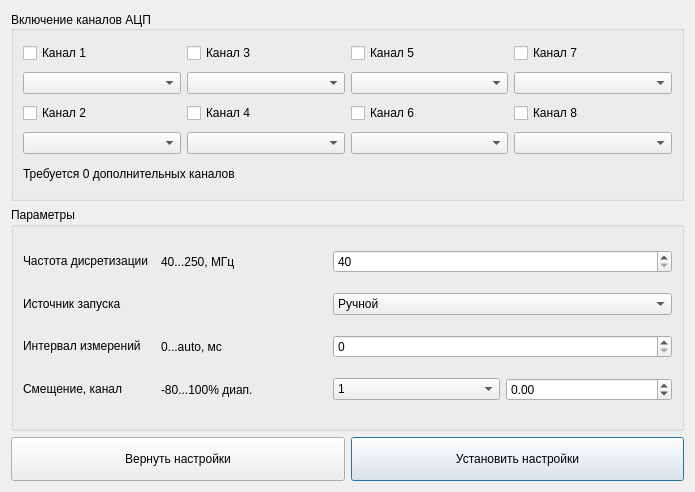
The window that ui/ADC/ADCUIDesign.ui (AVSidorov/FT2SXR) describes before a commit, drawn with Qt 5.
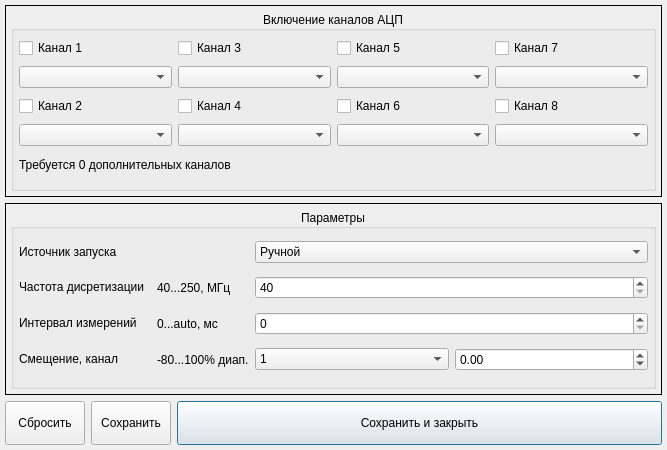
The same window after the commit. Icons and pictures are not drawn.

Commit message: new UI for devices; save and close button for devices.

```diff
--- a/ui/ADC/ADCUIDesign.ui
+++ b/ui/ADC/ADCUIDesign.ui
@@ -12,8 +12,8 @@
    <rect>
     <x>0</x>
     <y>0</y>
-    <width>695</width>
-    <height>492</height>
+    <width>667</width>
+    <height>450</height>
    </rect>
   </property>
   <property name="sizePolicy">
@@ -35,10 +35,40 @@
    <bool>false</bool>
   </property>
   <layout class="QGridLayout" name="gridLayout_3">
-   <item row="0" column="0" colspan="2">
+   <property name="leftMargin">
+    <number>5</number>
+   </property>
+   <property name="topMargin">
+    <number>5</number>
+   </property>
+   <property name="rightMargin">
+    <number>5</number>
+   </property>
+   <property name="bottomMargin">
+    <number>5</number>
+   </property>
+   <item row="0" column="0" colspan="3">
+    <layout class="QVBoxLayout" name="verticalLayout_3">
+     <item>
+      <widget class="QFrame" name="frame">
+       <property name="frameShape">
+        <enum>QFrame::Box</enum>
+       </property>
+       <property name="frameShadow">
+        <enum>QFrame::Plain</enum>
+       </property>
     <layout class="QVBoxLayout" name="verticalLayout">
-     <property name="sizeConstraint">
-      <enum>QLayout::SetDefaultConstraint</enum>
+        <property name="leftMargin">
+         <number>5</number>
+        </property>
+        <property name="topMargin">
+         <number>5</number>
+        </property>
+        <property name="rightMargin">
+         <number>5</number>
+        </property>
+        <property name="bottomMargin">
+         <number>5</number>
      </property>
      <item>
       <widget class="QGroupBox" name="groupBox">
@@ -48,19 +78,36 @@
          <height>190</height>
         </size>
        </property>
+          <property name="font">
+           <font>
+            <pointsize>9</pointsize>
+           </font>
+          </property>
        <property name="title">
         <string>Включение каналов АЦП</string>
        </property>
        <property name="alignment">
-        <set>Qt::AlignLeading|Qt::AlignLeft|Qt::AlignVCenter</set>
+           <set>Qt::AlignCenter</set>
        </property>
        <property name="flat">
-        <bool>false</bool>
+           <bool>true</bool>
        </property>
        <property name="checkable">
         <bool>false</bool>
        </property>
        <layout class="QGridLayout" name="gridLayout">
+           <property name="leftMargin">
+            <number>5</number>
+           </property>
+           <property name="topMargin">
+            <number>5</number>
+           </property>
+           <property name="rightMargin">
+            <number>5</number>
+           </property>
+           <property name="bottomMargin">
+            <number>5</number>
+           </property>
         <item row="6" column="0" colspan="8">
          <widget class="QLabel" name="void_label">
           <property name="maximumSize">
@@ -187,13 +234,60 @@
        </layout>
       </widget>
      </item>
+       </layout>
+      </widget>
+     </item>
+     <item>
+      <widget class="QFrame" name="frame_2">
+       <property name="frameShape">
+        <enum>QFrame::Box</enum>
+       </property>
+       <property name="frameShadow">
+        <enum>QFrame::Plain</enum>
+       </property>
+       <layout class="QVBoxLayout" name="verticalLayout_2">
+        <property name="leftMargin">
+         <number>5</number>
+        </property>
+        <property name="topMargin">
+         <number>5</number>
+        </property>
+        <property name="rightMargin">
+         <number>5</number>
+        </property>
+        <property name="bottomMargin">
+         <number>5</number>
+        </property>
      <item>
       <widget class="QGroupBox" name="groupBox_2">
+          <property name="font">
+           <font>
+            <pointsize>9</pointsize>
+           </font>
+          </property>
        <property name="title">
         <string>Параметры</string>
        </property>
+          <property name="alignment">
+           <set>Qt::AlignCenter</set>
+          </property>
+          <property name="flat">
+           <bool>true</bool>
+          </property>
        <layout class="QGridLayout" name="gridLayout_2">
-        <item row="0" column="0">
+           <property name="leftMargin">
+            <number>5</number>
+           </property>
+           <property name="topMargin">
+            <number>5</number>
+           </property>
+           <property name="rightMargin">
+            <number>5</number>
+           </property>
+           <property name="bottomMargin">
+            <number>5</number>
+           </property>
+           <item row="1" column="0">
          <widget class="QLabel" name="freq_label">
           <property name="sizePolicy">
            <sizepolicy hsizetype="Fixed" vsizetype="Fixed">
@@ -206,84 +300,7 @@
           </property>
          </widget>
         </item>
-        <item row="0" column="2" colspan="2">
-         <widget class="QSpinBox" name="freq_spinBox">
-          <property name="minimum">
-           <number>40</number>
-          </property>
-          <property name="maximum">
-           <number>250</number>
-          </property>
-          <property name="value">
-           <number>40</number>
-          </property>
-         </widget>
-        </item>
-        <item row="1" column="0">
-         <widget class="QLabel" name="source_label">
-          <property name="sizePolicy">
-           <sizepolicy hsizetype="Fixed" vsizetype="Fixed">
-            <horstretch>0</horstretch>
-            <verstretch>0</verstretch>
-           </sizepolicy>
-          </property>
-          <property name="text">
-           <string>Источник запуска</string>
-          </property>
-         </widget>
-        </item>
-        <item row="3" column="0">
-         <widget class="QLabel" name="bias1_label">
-          <property name="sizePolicy">
-           <sizepolicy hsizetype="Fixed" vsizetype="Fixed">
-            <horstretch>0</horstretch>
-            <verstretch>0</verstretch>
-           </sizepolicy>
-          </property>
-          <property name="text">
-           <string>Смещение, канал</string>
-          </property>
-         </widget>
-        </item>
-        <item row="0" column="1">
-         <widget class="QLabel" name="freq_val_label">
-          <property name="text">
-           <string>40...250, МГц</string>
-          </property>
-         </widget>
-        </item>
-        <item row="3" column="1">
-         <widget class="QLabel" name="bias_val_label">
-          <property name="text">
-           <string>-80...100% диап.</string>
-          </property>
-         </widget>
-        </item>
-        <item row="1" column="2" colspan="2">
-         <widget class="QComboBox" name="source_comboBox">
-          <item>
-           <property name="text">
-            <string>Ручной</string>
-           </property>
-          </item>
-          <item>
-           <property name="text">
-            <string>Триггер</string>
-           </property>
-          </item>
-          <item>
-           <property name="text">
-            <string>Периодический ручной</string>
-           </property>
-          </item>
-          <item>
-           <property name="text">
-            <string>Периодический триггер</string>
-           </property>
-          </item>
-         </widget>
-        </item>
-        <item row="3" column="3">
+           <item row="4" column="3">
          <widget class="QDoubleSpinBox" name="bias_doubleSpinBox">
           <property name="decimals">
            <number>2</number>
@@ -299,10 +316,10 @@
           </property>
          </widget>
         </item>
-        <item row="2" column="2" colspan="2">
+           <item row="3" column="2" colspan="2">
          <widget class="QSpinBox" name="interval_spinBox"/>
         </item>
-        <item row="2" column="0">
+           <item row="3" column="0">
          <widget class="QLabel" name="interval_label">
           <property name="sizePolicy">
            <sizepolicy hsizetype="Fixed" vsizetype="Fixed">
@@ -315,7 +332,60 @@
           </property>
          </widget>
         </item>
-        <item row="3" column="2">
+           <item row="1" column="2" colspan="2">
+            <widget class="QSpinBox" name="freq_spinBox">
+             <property name="minimum">
+              <number>40</number>
+             </property>
+             <property name="maximum">
+              <number>250</number>
+             </property>
+             <property name="value">
+              <number>40</number>
+             </property>
+            </widget>
+           </item>
+           <item row="4" column="0">
+            <widget class="QLabel" name="bias1_label">
+             <property name="sizePolicy">
+              <sizepolicy hsizetype="Fixed" vsizetype="Fixed">
+               <horstretch>0</horstretch>
+               <verstretch>0</verstretch>
+              </sizepolicy>
+             </property>
+             <property name="text">
+              <string>Смещение, канал</string>
+             </property>
+            </widget>
+           </item>
+           <item row="4" column="1">
+            <widget class="QLabel" name="bias_val_label">
+             <property name="text">
+              <string>-80...100% диап.</string>
+             </property>
+            </widget>
+           </item>
+           <item row="1" column="1">
+            <widget class="QLabel" name="freq_val_label">
+             <property name="sizePolicy">
+              <sizepolicy hsizetype="Fixed" vsizetype="Preferred">
+               <horstretch>0</horstretch>
+               <verstretch>0</verstretch>
+              </sizepolicy>
+             </property>
+             <property name="text">
+              <string>40...250, МГц</string>
+             </property>
+            </widget>
+           </item>
+           <item row="3" column="1">
+            <widget class="QLabel" name="interval_val_label">
+             <property name="text">
+              <string>0...auto, мс</string>
+             </property>
+            </widget>
+           </item>
+           <item row="4" column="2">
          <widget class="QComboBox" name="ch_comboBox">
           <item>
            <property name="text">
@@ -359,11 +429,44 @@
           </item>
          </widget>
         </item>
-        <item row="2" column="1">
-         <widget class="QLabel" name="interval_val_label">
+           <item row="0" column="0">
+            <widget class="QLabel" name="source_label">
+             <property name="sizePolicy">
+              <sizepolicy hsizetype="Fixed" vsizetype="Fixed">
+               <horstretch>0</horstretch>
+               <verstretch>0</verstretch>
+              </sizepolicy>
+             </property>
           <property name="text">
-           <string>0...auto, мс</string>
-          </property>
+              <string>Источник запуска</string>
+             </property>
+            </widget>
+           </item>
+           <item row="0" column="2" colspan="2">
+            <widget class="QComboBox" name="source_comboBox">
+             <item>
+              <property name="text">
+               <string>Ручной</string>
+              </property>
+             </item>
+             <item>
+              <property name="text">
+               <string>Триггер</string>
+              </property>
+             </item>
+             <item>
+              <property name="text">
+               <string>Периодический ручной</string>
+              </property>
+             </item>
+             <item>
+              <property name="text">
+               <string>Периодический триггер</string>
+              </property>
+             </item>
+            </widget>
+           </item>
+          </layout>
          </widget>
         </item>
        </layout>
@@ -394,7 +497,18 @@
       <cursorShape>PointingHandCursor</cursorShape>
      </property>
      <property name="text">
-      <string>Вернуть настройки</string>
+      <string>Сбросить</string>
+     </property>
+     <property name="icon">
+      <iconset>
+       <normalon>../../style/icons/icons8-close-48.png</normalon>
+      </iconset>
+     </property>
+     <property name="iconSize">
+      <size>
+       <width>30</width>
+       <height>30</height>
+      </size>
      </property>
     </widget>
    </item>
@@ -421,7 +535,56 @@
       <cursorShape>PointingHandCursor</cursorShape>
      </property>
      <property name="text">
-      <string>Установить настройки</string>
+      <string>Сохранить</string>
+     </property>
+     <property name="icon">
+      <iconset>
+       <normalon>../../style/icons/icons8-save-48.png</normalon>
+      </iconset>
+     </property>
+     <property name="iconSize">
+      <size>
+       <width>30</width>
+       <height>30</height>
+      </size>
+     </property>
+     <property name="default">
+      <bool>false</bool>
+     </property>
+    </widget>
+   </item>
+   <item row="1" column="2">
+    <widget class="QPushButton" name="saveclose_pushButton">
+     <property name="sizePolicy">
+      <sizepolicy hsizetype="Expanding" vsizetype="Fixed">
+       <horstretch>0</horstretch>
+       <verstretch>0</verstretch>
+      </sizepolicy>
+     </property>
+     <property name="minimumSize">
+      <size>
+       <width>0</width>
+       <height>44</height>
+      </size>
+     </property>
+     <property name="font">
+      <font>
+       <pointsize>9</pointsize>
+      </font>
+     </property>
+     <property name="text">
+      <string>Сохранить и закрыть</string>
+     </property>
+     <property name="icon">
+      <iconset>
+       <normalon>../../style/icons/icons8-save-close-48.png</normalon>
+      </iconset>
+     </property>
+     <property name="iconSize">
+      <size>
+       <width>30</width>
+       <height>30</height>
+      </size>
      </property>
      <property name="default">
       <bool>true</bool>
```
Lines whose indentation alone changed are shown as unchanged. The commit also changes 35 other files.
